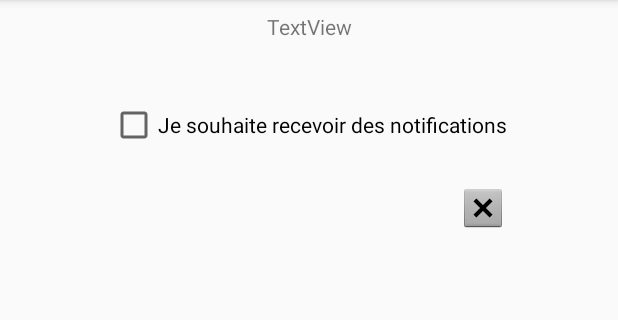
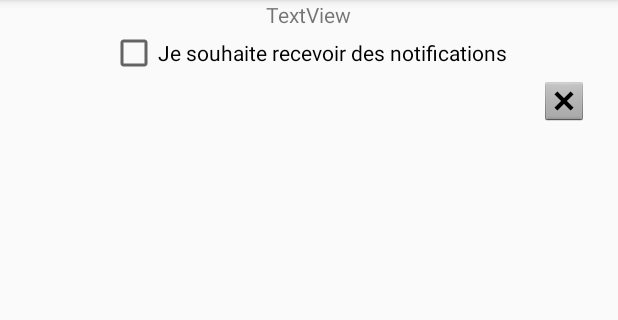
Before and after one commit to Sautronl/FoodTruck, an Android app: the EventActivity screen opened directly, with no data from a screen before it, on a phone screen of 412 x 824 dp, the part 84-404 px from its top. Run offline under Robolectric (Android 15) with nearby library versions, the phone set to English and light mode, and no system bars.

```diff
--- a/app/src/main/res/layout/activity_event.xml
+++ b/app/src/main/res/layout/activity_event.xml
@@ -1,57 +1,52 @@
 <?xml version="1.0" encoding="utf-8"?>
-<android.support.constraint.ConstraintLayout xmlns:android="http://schemas.android.com/apk/res/android"
+<LinearLayout xmlns:android="http://schemas.android.com/apk/res/android"
     xmlns:app="http://schemas.android.com/apk/res-auto"
     xmlns:tools="http://schemas.android.com/tools"
     android:layout_width="match_parent"
     android:layout_height="match_parent"
-    tools:context="fr.wcs.foodtruck.EventActivity">
+    android:orientation="vertical"
+    tools:context="fr.wcs.foodtruck.EventActivity"
+    tools:layout_editor_absoluteX="0dp"
+    tools:layout_editor_absoluteY="81dp">
 
     <TextView
         android:id="@+id/textView"
         android:layout_width="wrap_content"
         android:layout_height="wrap_content"
+        android:layout_marginEnd="8dp"
+        android:layout_marginStart="8dp"
         android:text="TextView"
-        app:layout_constraintTop_toTopOf="parent"
-        android:layout_marginTop="8dp"
-        android:layout_marginLeft="8dp"
-        app:layout_constraintLeft_toLeftOf="parent"
-        android:layout_marginRight="8dp"
-        app:layout_constraintRight_toRightOf="parent"
-        android:layout_marginStart="8dp"
-        android:layout_marginEnd="8dp" />
+        android:layout_gravity="center"
+        tools:layout_editor_absoluteX="177dp"
+        tools:layout_editor_absoluteY="8dp" />
 
     <CheckBox
         android:id="@+id/checkBox"
         android:layout_width="wrap_content"
         android:layout_height="wrap_content"
+        android:layout_marginEnd="8dp"
+        android:layout_marginStart="8dp"
+        android:layout_gravity="center"
         android:text="@string/notif"
-        android:layout_marginLeft="8dp"
-        app:layout_constraintLeft_toLeftOf="parent"
-        android:layout_marginRight="8dp"
-        app:layout_constraintRight_toRightOf="parent"
-        android:layout_marginTop="40dp"
-        app:layout_constraintTop_toBottomOf="@+id/textView"
-        app:layout_constraintHorizontal_bias="0.496"
-        android:layout_marginStart="8dp"
-        android:layout_marginEnd="8dp" />
+        tools:layout_editor_absoluteX="72dp"
+        tools:layout_editor_absoluteY="65dp" />
 
     <ImageView
         android:id="@+id/imageView"
         android:layout_width="wrap_content"
         android:layout_height="wrap_content"
+        android:layout_gravity="right"
+        android:layout_marginRight="20dp"
         app:srcCompat="@android:drawable/btn_dialog"
-        app:layout_constraintRight_toRightOf="@+id/checkBox"
-        android:layout_marginTop="23dp"
-        app:layout_constraintTop_toBottomOf="@+id/checkBox" />
+        tools:layout_editor_absoluteX="306dp"
+        tools:layout_editor_absoluteY="119dp" />
 
     <ListView
-        android:layout_width="match_parent"
+        android:layout_width="0dp"
         android:layout_height="587dp"
-        android:layout_marginTop="8dp"
-        app:layout_constraintTop_toBottomOf="@+id/imageView"
-        android:layout_marginRight="8dp"
-        app:layout_constraintRight_toRightOf="parent"
-        android:layout_marginLeft="8dp"
-        app:layout_constraintLeft_toLeftOf="parent" />
+        android:layout_marginEnd="8dp"
+        android:layout_marginStart="8dp"
+        tools:layout_editor_absoluteX="8dp"
+        tools:layout_editor_absoluteY="159dp" />
 
-</android.support.constraint.ConstraintLayout>
+</LinearLayout>
--- a/app/src/main/res/layout/activity_presentation.xml
+++ b/app/src/main/res/layout/activity_presentation.xml
@@ -127,8 +127,8 @@
 
         <GridView
             android:id="@+id/gallery"
-            android:layout_width="match_parent"
-            android:layout_height="400dp"
+            android:layout_width="0dp"
+            android:layout_height="0dp"
             android:columnWidth="100dp"
             android:numColumns="auto_fit"
             android:stretchMode="columnWidth"
```
Also changed, not shown: app/src/main/java/fr/wcs/foodtruck/Presentation.java (+11 -4 lines), app/src/main/res/layout/activity_main.xml (+11 -20 lines).
